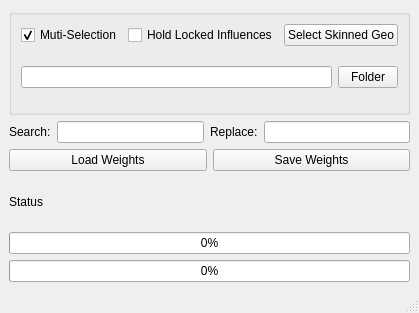
The window that bb_saveWeights/saveWeights.ui (bballout/mayaTools) describes before a commit, drawn with Qt 5.
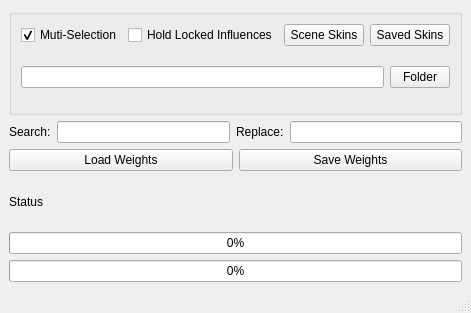
The same window after the commit.

Commit message: save weights: single json export

The edit to the form file:
```diff
--- a/bb_saveWeights/saveWeights.ui
+++ b/bb_saveWeights/saveWeights.ui
@@ -6,7 +6,7 @@
    <rect>
     <x>0</x>
     <y>0</y>
-    <width>385</width>
+    <width>433</width>
     <height>313</height>
    </rect>
   </property>
@@ -51,7 +51,14 @@
            <item>
             <widget class="QPushButton" name="selectSkinnedGeoPushButton">
              <property name="text">
-              <string>Select Skinned Geo</string>
+              <string>Scene Skins</string>
+             </property>
+            </widget>
+           </item>
+           <item>
+            <widget class="QPushButton" name="selectFileSkinnedGeoPushButton">
+             <property name="text">
+              <string>Saved Skins</string>
              </property>
             </widget>
            </item>
```
Left out of the diff: 2 changed lines with no effect on the pictures. The commit also changes 1 other file.
